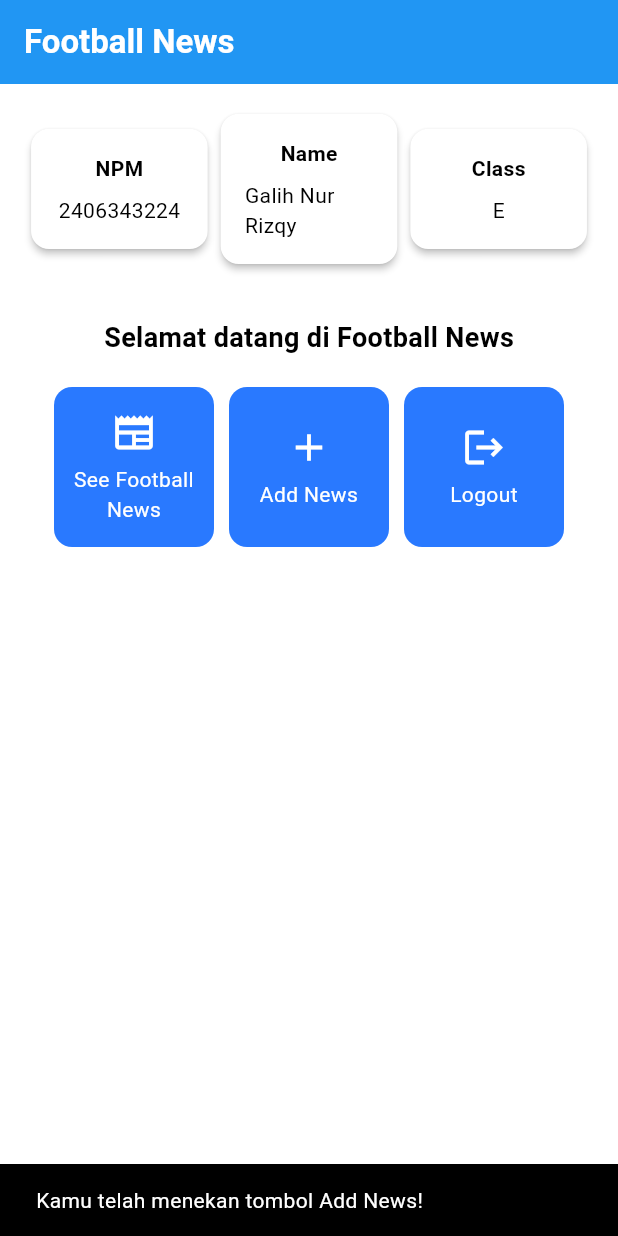
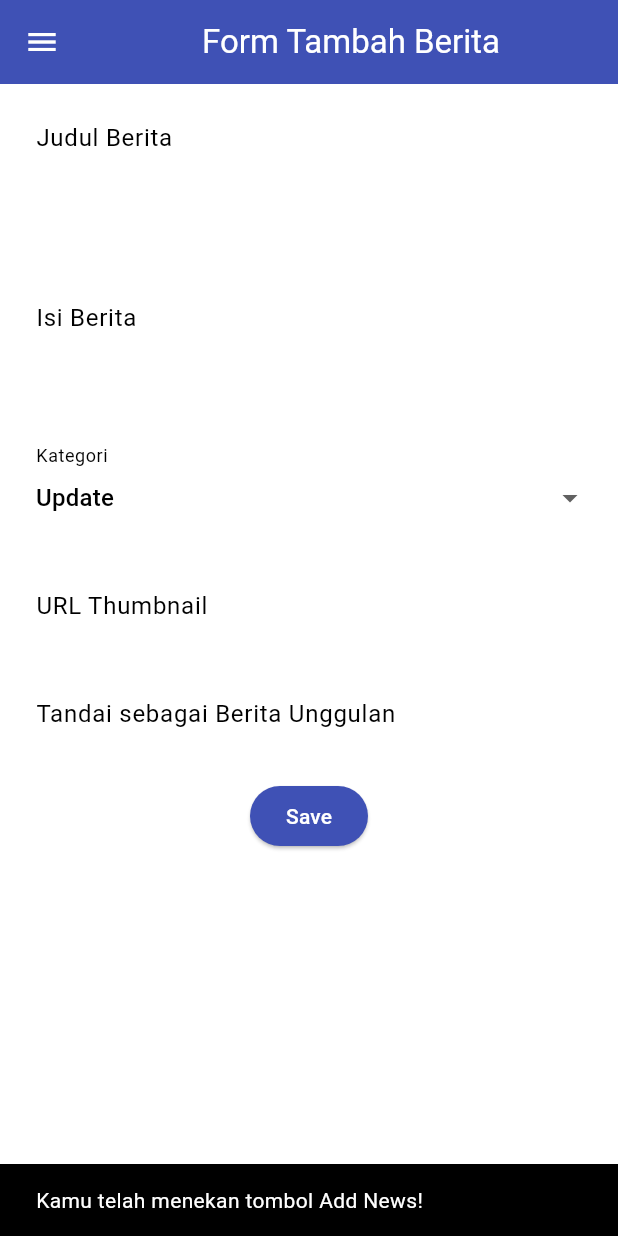
Before and after one commit to galihnur9/football-news-mobile, a Flutter app: the screen it shows after launch, after a tap on "Add News", on a phone screen of 412 x 824 dp. Run offline on Flutter 3.47's test engine with Material 3 defaults, Android fonts, the phone set to English and light mode, and no system bars.

Commit message:
Refactor file structure and add MyHomePage and NewsFormPage components

```diff
--- a/lib/main.dart
+++ b/lib/main.dart
@@ -1,5 +1,5 @@
 import 'package:flutter/material.dart';
-import 'package:football_news/menu.dart';
+import 'package:football_news/screens/menu.dart';
 
 void main() {
   runApp(const MyApp());
--- a/lib/menu.dart
+++ b/lib/screens/menu.dart
@@ -1,4 +1,6 @@
 import 'package:flutter/material.dart';
+import 'package:football_news/widgets/left_drawer.dart';
+import 'package:football_news/widgets/news_card.dart';
 class MyHomePage extends StatelessWidget {
   MyHomePage({super.key});
   final String nama = "Galih Nur Rizqy"; //nama
@@ -15,17 +17,15 @@ class MyHomePage extends StatelessWidget {
     return Scaffold(
       // AppBar adalah bagian atas halaman yang menampilkan judul.
       appBar: AppBar(
-        // Judul aplikasi "Football News" dengan teks putih dan tebal.
-        title: const Text(
-          'Football News',
-          style: TextStyle(
-            color: Colors.white,
-            fontWeight: FontWeight.bold,
+        title: const Center(
+          child: Text(
+            'Form Tambah Berita',
           ),
         ),
-        // Warna latar belakang AppBar diambil dari skema warna tema aplikasi.
-        backgroundColor: Theme.of(context).colorScheme.primary,
+        backgroundColor: Colors.indigo,
+        foregroundColor: Colors.white,
       ),
+      drawer: LeftDrawer(),
       // Body halaman dengan padding di sekelilingnya.
       body: Padding(
         padding: const EdgeInsets.all(16.0),
@@ -122,60 +122,6 @@ class InfoCard extends StatelessWidget {
   }
 }
 
-class ItemCard extends StatelessWidget {
-  // Menampilkan kartu dengan ikon dan nama.
-
-  final ItemHomepage item;
-
-  const ItemCard(this.item, {super.key});
-
-  @override
-  Widget build(BuildContext context) {
-    return Material(
-      // Menentukan warna latar belakang dari tema aplikasi.
-      color: Theme.of(context).colorScheme.secondary,
-      // Membuat sudut kartu melengkung.
-      borderRadius: BorderRadius.circular(12),
-
-      child: InkWell(
-        // Aksi ketika kartu ditekan.
-        onTap: () {
-          // Menampilkan pesan SnackBar saat kartu ditekan.
-          ScaffoldMessenger.of(context)
-            ..hideCurrentSnackBar()
-            ..showSnackBar(
-              SnackBar(content: Text("Kamu telah menekan tombol ${item.name}!"))
-            );
-        },
-        // Container untuk menyimpan Icon dan Text
-        child: Container(
-          padding: const EdgeInsets.all(8),
-          child: Center(
-            child: Column(
-              // Menyusun ikon dan teks di tengah kartu.
-              mainAxisAlignment: MainAxisAlignment.center,
-              children: [
-                Icon(
-                  item.icon,
-                  color: Colors.white,
-                  size: 30.0,
-                ),
-                const Padding(padding: EdgeInsets.all(3)),
-                Text(
-                  item.name,
-                  textAlign: TextAlign.center,
-                  style: const TextStyle(color: Colors.white),
-                ),
-              ],
-            ),
-          ),
-        ),
-      ),
-    );
-  }
-
-}
-
 class ItemHomepage {
  final String name;
  final IconData icon;
--- /dev/null
+++ b/lib/screens/newslist_form.dart
@@ -0,0 +1,207 @@
+import 'package:flutter/material.dart';
+// TODO: Impor drawer yang sudah dibuat sebelumnya
+import 'package:football_news/widgets/left_drawer.dart';
+
+class NewsFormPage extends StatefulWidget {
+    const NewsFormPage({super.key});
+
+    @override
+    State<NewsFormPage> createState() => _NewsFormPageState();
+}
+
+class _NewsFormPageState extends State<NewsFormPage> {
+    final _formKey = GlobalKey<FormState>();
+    String _title = "";
+    String _content = "";
+    String _category = "update"; // default
+    String _thumbnail = "";
+    bool _isFeatured = false; // default
+    final List<String> _categories = [
+      'transfer',
+      'update',
+      'exclusive',
+      'match',
+      'rumor',
+      'analysis',
+    ];
+    @override
+    Widget build(BuildContext context) {
+        return Scaffold(
+          appBar: AppBar(
+            title: const Center(
+              child: Text(
+                'Form Tambah Berita',
+              ),
+            ),
+            backgroundColor: Colors.indigo,
+            foregroundColor: Colors.white,
+          ),
+          // TODO: Tambahkan drawer yang sudah dibuat di sini
+          drawer: LeftDrawer(),
+          body: Form(
+            key: _formKey,
+            child: SingleChildScrollView(
+              child: Column(
+                crossAxisAlignment: CrossAxisAlignment.start,
+                children:[
+                  // === Title ===
+                  Padding(
+                    padding: const EdgeInsets.all(8.0),
+                    child: TextFormField(
+                      decoration: InputDecoration(
+                        hintText: "Judul Berita",
+                        labelText: "Judul Berita",
+                        border: OutlineInputBorder(
+                          borderRadius: BorderRadius.circular(5.0),
+                        ),
+                      ),
+                      onChanged: (String? value) {
+                        setState(() {
+                          _title = value!;
+                        });
+                      },
+                      validator: (String? value) {
+                        if (value == null || value.isEmpty) {
+                          return "Judul tidak boleh kosong!";
+                        }
+                        return null;
+                      },
+                    ),
+                  ),
+                  // === Content ===
+                  Padding(
+                    padding: const EdgeInsets.all(8.0),
+                    child: TextFormField(
+                      maxLines: 5,
+                      decoration: InputDecoration(
+                        hintText: "Isi Berita",
+                        labelText: "Isi Berita",
+                        border: OutlineInputBorder(
+                          borderRadius: BorderRadius.circular(5.0),
+                        ),
+                      ),
+                      onChanged: (String? value) {
+                        setState(() {
+                          _content = value!;
+                        });
+                      },
+                      validator: (String? value) {
+                        if (value == null || value.isEmpty) {
+                          return "Isi berita tidak boleh kosong!";
+                        }
+                        return null;
+                      },
+                    ),
+                  ),
+                  // === Category ===
+                  Padding(
+                    padding: const EdgeInsets.all(8.0),
+                    child: DropdownButtonFormField<String>(
+                      decoration: InputDecoration(
+                        labelText: "Kategori",
+                        border: OutlineInputBorder(
+                          borderRadius: BorderRadius.circular(5.0),
+                        ),
+                      ),
+                      value: _category,
+                      items: _categories
+                          .map((cat) => DropdownMenuItem(
+                                value: cat,
+                                child: Text(
+                                    cat[0].toUpperCase() + cat.substring(1)),
+                              ))
+                          .toList(),
+                      onChanged: (String? newValue) {
+                        setState(() {
+                          _category = newValue!;
+                        });
+                      },
+                    ),
+                  ),
+
+                  // === Thumbnail URL ===
+                  Padding(
+                    padding: const EdgeInsets.all(8.0),
+                    child: TextFormField(
+                      decoration: InputDecoration(
+                        hintText: "URL Thumbnail (opsional)",
+                        labelText: "URL Thumbnail",
+                        border: OutlineInputBorder(
+                          borderRadius: BorderRadius.circular(5.0),
+                        ),
+                      ),
+                      onChanged: (String? value) {
+                        setState(() {
+                          _thumbnail = value!;
+                        });
+                      },
+                    ),
+                  ),
+
+                  // === Is Featured ===
+                  Padding(
+                    padding: const EdgeInsets.all(8.0),
+                    child: SwitchListTile(
+                      title: const Text("Tandai sebagai Berita Unggulan"),
+                      value: _isFeatured,
+                      onChanged: (bool value) {
+                        setState(() {
+                          _isFeatured = value;
+                        });
+                      },
+                    ),
+                  ),
+                  Align(
+                    alignment: Alignment.bottomCenter,
+                    child: Padding(
+                      padding: const EdgeInsets.all(8.0),
+                      child: ElevatedButton(
+                        style: ButtonStyle(
+                          backgroundColor:
+                              MaterialStateProperty.all(Colors.indigo),
+                        ),
+                        onPressed: () {
+                          if (_formKey.currentState!.validate()) {
+                            showDialog(
+                              context: context,
+                              builder: (context) {
+                                return AlertDialog(
+                                  title: const Text('Produk berhasil tersimpan'),
+                                  content: SingleChildScrollView(
+                                    child: Column(
+                                      crossAxisAlignment:
+                                          CrossAxisAlignment.start,
+                                      children: [
+                                        Text('Judul: $_title'),
+                                        // TODO: Munculkan value-value lainnya
+                                      ],
+                                    ),
+                                  ),
+                                  actions: [
+                                    TextButton(
+                                      child: const Text('OK'),
+                                      onPressed: () {
+                                        Navigator.pop(context);
+                                      },
+                                    ),
+                                  ],
+                                );
+                              },
+                            );
+                          _formKey.currentState!.reset();
+                          }
+                        },
+                        child: const Text(
+                          "Save",
+                          style: TextStyle(color: Colors.white),
+                        ),
+                      ),
+                    ),
+                  ),
+                ],
+              )
+            ),
+          ),
+        );
+    }
+}
--- /dev/null
+++ b/lib/widgets/left_drawer.dart
@@ -0,0 +1,70 @@
+import 'package:flutter/material.dart';
+import 'package:football_news/screens/menu.dart';
+import 'package:football_news/screens/newslist_form.dart';
+
+class LeftDrawer extends StatelessWidget {
+  const LeftDrawer({super.key});
+
+  @override
+  Widget build(BuildContext context) {
+    return Drawer(
+      child: ListView(
+        children: [
+          const DrawerHeader(
+            decoration: BoxDecoration(
+              color: Colors.blue,
+            ),
+            child: Column(
+              children: [
+                Text(
+                  'Football News',
+                  textAlign: TextAlign.center,
+                  style: TextStyle(
+                    fontSize: 30,
+                    fontWeight: FontWeight.bold,
+                    color: Colors.white,
+                  ),
+                ),
+                Padding(padding: EdgeInsets.all(10)),
+                Text("Seluruh berita sepak bola terkini di sini!",
+                    // TODO: Tambahkan gaya teks dengan center alignment, font ukuran 15, warna putih, dan weight biasa
+                    textAlign: TextAlign.center,
+                    style: TextStyle(fontSize: 15, color: Colors.white)
+                    ),
+              ],
+            ),
+          ),
+          // TODO: Bagian routing
+          ListTile(
+            leading: const Icon(Icons.home_outlined),
+            title: const Text('Home'),
+            // Bagian redirection ke MyHomePage
+            onTap: () {
+              Navigator.pushReplacement(
+                  context,
+                  MaterialPageRoute(
+                    builder: (context) => MyHomePage(),
+                  ));
+            },
+          ),
+          ListTile(
+            leading: const Icon(Icons.post_add),
+            title: const Text('Add News'),
+            // Bagian redirection ke NewsFormPage
+            onTap: () {
+              /*
+              TODO: Buatlah routing ke NewsFormPage di sini,
+              setelah halaman NewsFormPage sudah dibuat.
+              */
+              Navigator.pushReplacement(
+                  context,
+                  MaterialPageRoute(
+                    builder: (context) => NewsFormPage(),
+                  ));
+            },
+          ),
+        ],
+      ),
+    );
+  }
+}
--- /dev/null
+++ b/lib/widgets/news_card.dart
@@ -0,0 +1,65 @@
+import 'package:flutter/material.dart';
+import 'package:football_news/screens/menu.dart';
+import 'package:football_news/screens/newslist_form.dart';
+
+class ItemCard extends StatelessWidget {
+  // Menampilkan kartu dengan ikon dan nama.
+
+  final ItemHomepage item;
+
+  const ItemCard(this.item, {super.key});
+
+  @override
+  Widget build(BuildContext context) {
+    return Material(
+      // Menentukan warna latar belakang dari tema aplikasi.
+      color: Theme.of(context).colorScheme.secondary,
+      // Membuat sudut kartu melengkung.
+      borderRadius: BorderRadius.circular(12),
+
+      child: InkWell(
+        // Aksi ketika kartu ditekan.
+        onTap: () {
+          // Menampilkan pesan SnackBar saat kartu ditekan.
+          ScaffoldMessenger.of(context)
+            ..hideCurrentSnackBar()
+            ..showSnackBar(SnackBar(
+                content: Text("Kamu telah menekan tombol ${item.name}!")));
+
+          // Navigate ke route yang sesuai (tergantung jenis tombol)
+          if (item.name == "Add News") {
+            // TODO: Gunakan Navigator.push untuk melakukan navigasi ke MaterialPageRoute yang mencakup NewsFormPage.
+            Navigator.push(
+              context,
+              MaterialPageRoute(builder: (context) => NewsFormPage()),
+            );
+          }
+        },
+        // Container untuk menyimpan Icon dan Text
+        child: Container(
+          padding: const EdgeInsets.all(8),
+          child: Center(
+            child: Column(
+              // Menyusun ikon dan teks di tengah kartu.
+              mainAxisAlignment: MainAxisAlignment.center,
+              children: [
+                Icon(
+                  item.icon,
+                  color: Colors.white,
+                  size: 30.0,
+                ),
+                const Padding(padding: EdgeInsets.all(3)),
+                Text(
+                  item.name,
+                  textAlign: TextAlign.center,
+                  style: const TextStyle(color: Colors.white),
+                ),
+              ],
+            ),
+          ),
+        ),
+      ),
+    );
+  }
+
+}
```
